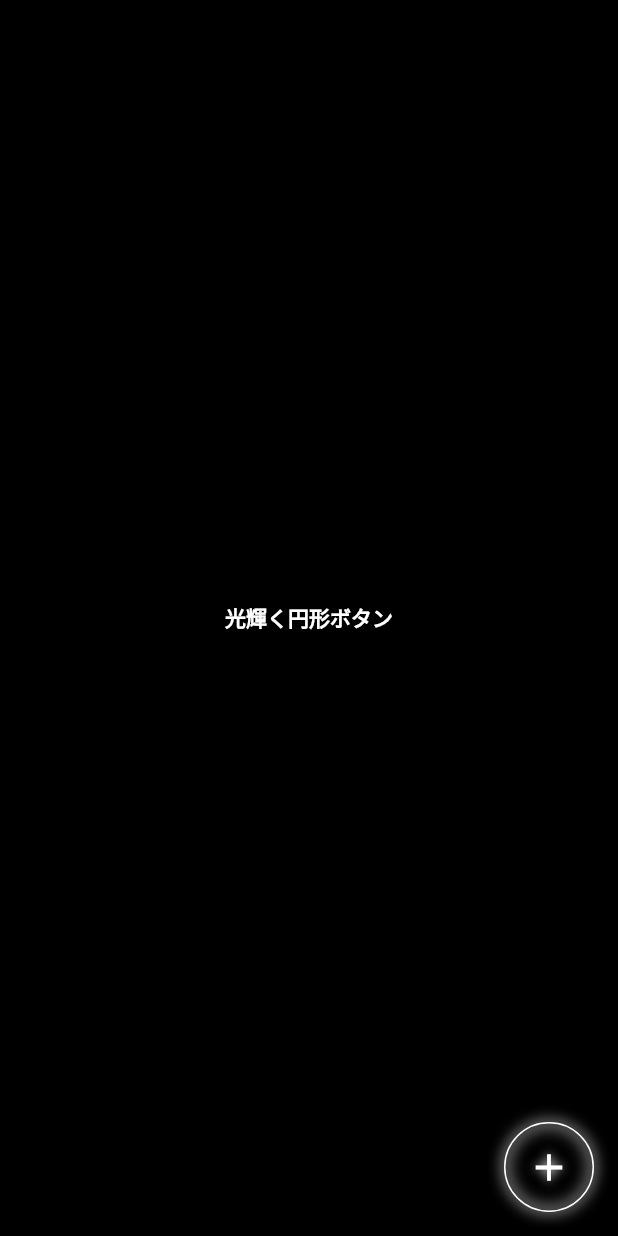
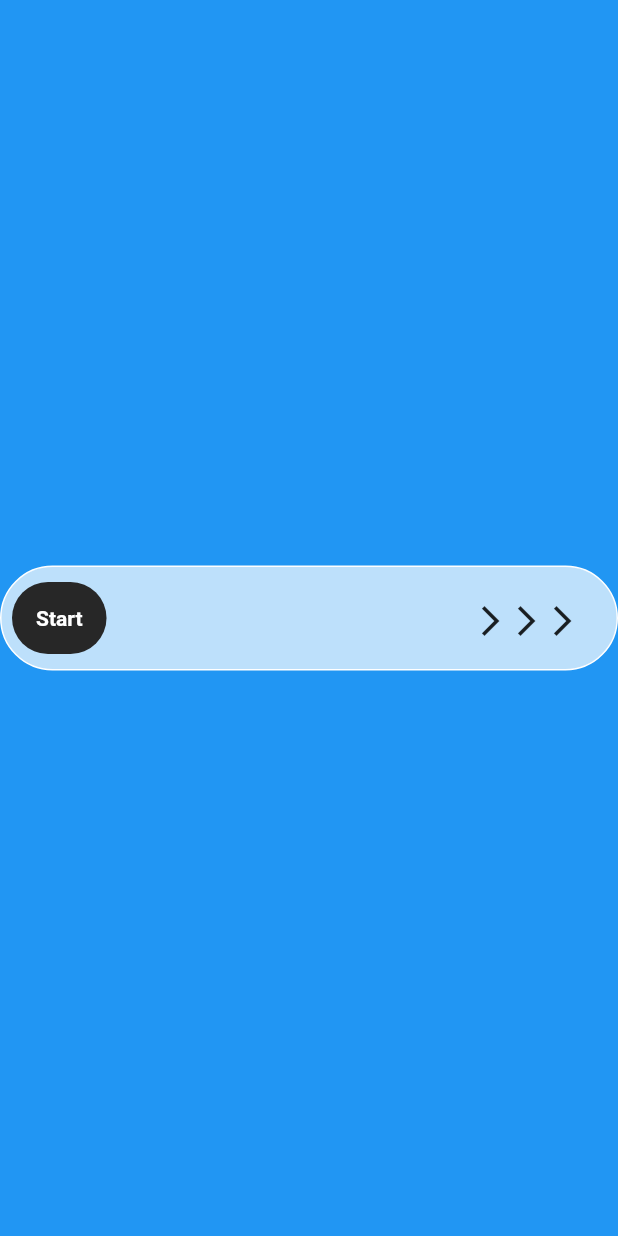
Before and after one commit to al-rosa/flutter_learning, a Flutter app: the screen it shows after launch, on a phone screen of 412 x 824 dp. Run offline on Flutter 3.47's test engine with Material 2 defaults, Android fonts, the phone set to English and light mode, and no system bars; drawn by our look-alikes of slide_to_act; our stand-ins replace flutter_hooks.

Commit message:
add:slied button

```diff
--- /dev/null
+++ b/lib/ui/widget/button/slied_button.dart
@@ -0,0 +1,48 @@
+import 'package:flutter/material.dart';
+import 'package:slide_to_act/slide_to_act.dart';
+
+class SliedButton extends StatelessWidget {
+  const SliedButton({
+    required this.onSubmit,
+    super.key,
+  });
+
+  final void Function()? onSubmit;
+
+  @override
+  Widget build(BuildContext context) {
+    return SlideAction(
+      elevation: 0,
+      onSubmit: onSubmit,
+      sliderButtonIcon: const Text(
+        "Start",
+        style: TextStyle(color: Colors.white, fontWeight: FontWeight.bold),
+      ),
+      sliderRotate: false,
+      innerColor: const Color(0xff272727),
+      outerColor: Colors.transparent,
+      child: Container(
+        padding: const EdgeInsets.all(24),
+        height: 70,
+        decoration: BoxDecoration(
+          color: Colors.white70,
+          border: Border.all(color: Colors.white),
+          borderRadius: BorderRadius.circular(56),
+        ),
+        child: Row(
+          mainAxisAlignment: MainAxisAlignment.spaceBetween,
+          children: [
+            Container(),
+            const Row(
+              children: [
+                Icon(Icons.arrow_forward_ios),
+                Icon(Icons.arrow_forward_ios),
+                Icon(Icons.arrow_forward_ios),
+              ],
+            ),
+          ],
+        ),
+      ),
+    );
+  }
+}
--- a/lib/view_screen.dart
+++ b/lib/view_screen.dart
@@ -1,6 +1,6 @@
 import 'package:flutter/material.dart';
 
-import 'ui/widget/button/circle_shine_button.dart';
+import 'ui/widget/button/slied_button.dart';
 
 class ViewScreen extends StatelessWidget {
   const ViewScreen({Key? key}) : super(key: key);
@@ -8,24 +8,10 @@ class ViewScreen extends StatelessWidget {
   @override
   Widget build(BuildContext context) {
     return Scaffold(
-      floatingActionButton: CircleShineButton(
-        onTap: () {},
-      ),
-      body: Container(
-        width: MediaQuery.of(context).size.width,
-        height: MediaQuery.of(context).size.height,
-        color: Colors.black,
-        child: const Column(
-          mainAxisAlignment: MainAxisAlignment.spaceAround,
-          children: [
-            Text(
-              "光輝く円形ボタン",
-              style: TextStyle(
-                color: Colors.white,
-                fontWeight: FontWeight.bold,
-              ),
-            ),
-          ],
+      backgroundColor: Colors.blue,
+      body: Center(
+        child: SliedButton(
+          onSubmit: () => print("object"),
         ),
       ),
     );
--- a/pubspec.yaml
+++ b/pubspec.yaml
@@ -35,8 +35,8 @@ dependencies:
   # The following adds the Cupertino Icons font to your application.
   # Use with the CupertinoIcons class for iOS style icons.
   cupertino_icons: ^1.0.2
-  flutter_hooks: ^0.20.0
-
+  flutter_hooks: ^0.18.6
+  slide_to_act: ^2.0.1
 dev_dependencies:
   flutter_test:
     sdk: flutter
```
Also changed, not shown: pubspec.lock.
